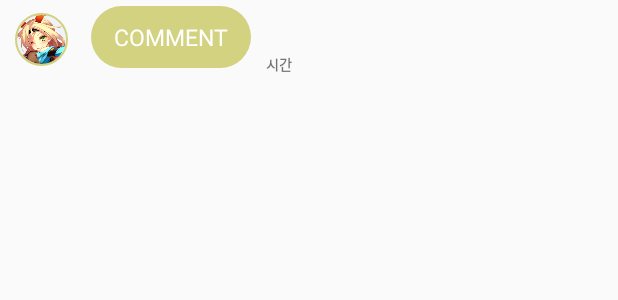
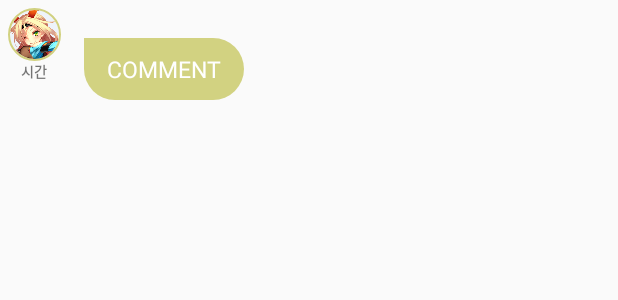
Before and after one commit to fkfmzm771/AduinoProject, an Android app: the layout view_item_layout.xml on its own in the app's theme, with its tools: preview values and no code run, on a phone screen of 412 x 824 dp. Shown: the top 300 px of the screen. Run offline under Robolectric (Android 15) with nearby library versions, the light colour scheme and no system bars.

Commit message:
유튜브 첫시도 실패1 리스트뷰 >> 카드뷰 변환중

```diff
--- a/app/build.gradle
+++ b/app/build.gradle
@@ -14,6 +14,8 @@ android {
 
     repositories {
         jcenter()
+        //로딩 애니메이션
+        maven { url "https://jitpack.io" }
 
     }
 
@@ -56,6 +58,8 @@ dependencies {
     implementation 'com.google.code.gson:gson:2.3'
     implementation 'commons-io:commons-io:2.4'
     implementation 'de.hdodenhof:circleimageview:2.2.0'
+    //로딩 애니메이션
+    compile 'com.github.ybq:Android-SpinKit:1.1.0'
 }
 
 
--- a/app/src/main/java/naveropenapi/example/com/aduinoproject/VoiceApi/TestReceiver.java
+++ b/app/src/main/java/naveropenapi/example/com/aduinoproject/VoiceApi/TestReceiver.java
@@ -9,7 +9,7 @@ import android.util.Log;
 
 import java.util.ArrayList;
 
-import naveropenapi.example.com.aduinoproject.MainActivity;
+import naveropenapi.example.com.aduinoproject.DB.FragChat;
 
 public class TestReceiver extends BroadcastReceiver {
 
@@ -35,8 +35,7 @@ public class TestReceiver extends BroadcastReceiver {
             Log.e(TAG, "onResults text : " + matches.get(i));
             if (matches.get(i).equals("미사키 안녕")) {
                 Log.e(TAG, "onResults text : " + "네 주인님");
-                VoiceRecoService voice = voice.mHdrVoiceRecoState.removeMessages(0);
-                MainActivity.D_FLOW.button_Clicked();
+                FragChat.mDialogFlow.button_Clicked();
             }
 
         }
--- a/app/src/main/res/drawable/back_misaki.xml
+++ b/app/src/main/res/drawable/back_misaki.xml
@@ -1,6 +1,9 @@
 <?xml version="1.0" encoding="utf-8"?>
 <shape xmlns:android="http://schemas.android.com/apk/res/android" android:shape="rectangle" >
     <solid android:color="#d2d281" />
-    <corners android:radius="25dp"/>
+    <corners
+        android:bottomRightRadius="25dp"
+        android:bottomLeftRadius="25dp"
+        android:topRightRadius="25dp"/>
 
 </shape>
--- a/app/src/main/res/layout/app_bar_drower.xml
+++ b/app/src/main/res/layout/app_bar_drower.xml
@@ -31,6 +31,6 @@
         android:layout_height="wrap_content"
         android:layout_gravity="bottom|end"
         android:layout_margin="@dimen/fab_margin"
-        android:src="@drawable/f_button_voice" />
+        android:src="@drawable/f_button_chat" />
 
 </android.support.design.widget.CoordinatorLayout>
--- a/app/src/main/res/layout/view_item_layout.xml
+++ b/app/src/main/res/layout/view_item_layout.xml
@@ -1,40 +1,55 @@
 <?xml version="1.0" encoding="utf-8"?>
 <LinearLayout xmlns:android="http://schemas.android.com/apk/res/android"
-              android:layout_width="match_parent"
+              android:layout_width="wrap_content"
               android:layout_height="wrap_content"
               android:orientation="vertical">
 
     <LinearLayout
         android:layout_width="match_parent"
         android:layout_height="wrap_content"
-        android:layout_marginLeft="10dp"
-        android:layout_marginRight="10dp"
-        android:gravity="center_vertical"
+        android:layout_marginLeft="5dp"
+        android:layout_marginRight="5dp"
+        android:layout_marginTop="5dp"
         android:orientation="horizontal">
 
+
+        <LinearLayout
+            android:orientation="vertical"
+            android:layout_width="wrap_content"
+            android:layout_height="wrap_content">
 
             <de.hdodenhof.circleimageview.CircleImageView
                 xmlns:app="http://schemas.android.com/apk/res-auto"
                 android:id="@+id/profile_image"
                 android:layout_width="35dp"
                 android:layout_height="35dp"
-            android:layout_marginBottom="5dp"
-            android:layout_gravity="bottom"
+                android:layout_gravity="top"
                 android:src="@drawable/unitychan"
                 app:civ_border_color="#d1d180"
                 app:civ_border_width="1dp"/>
+
+            <TextView
+                android:id="@+id/chat_time"
+                android:layout_width="wrap_content"
+                android:layout_height="wrap_content"
+                android:layout_gravity="center"
+                android:gravity="center"
+                android:includeFontPadding="false"
+                android:text="시간"
+                android:textSize="9dp"
+                android:textStyle="bold"/>
+        </LinearLayout>
 
 
         <TextView
             android:id="@+id/chat_comment"
             android:layout_width="wrap_content"
             android:layout_height="wrap_content"
-            android:layout_marginTop="4dp"
             android:layout_marginBottom="4dp"
             android:layout_marginLeft="15dp"
             android:layout_marginRight="10dp"
+            android:layout_marginTop="20dp"
             android:background="@drawable/back_misaki"
-            android:gravity="center_vertical"
             android:paddingBottom="10dp"
             android:paddingLeft="15dp"
             android:paddingRight="15dp"
@@ -43,21 +58,7 @@
             android:textColor="#ffffff"
             android:textSize="15dp"/>
 
-        <TextView
-            android:id="@+id/chat_time"
-            android:layout_width="wrap_content"
-            android:layout_height="wrap_content"
-            android:layout_gravity="bottom"
-            android:gravity="left"
-            android:includeFontPadding="false"
-            android:text="시간"
-            android:textSize="9dp"
-            android:textStyle="bold"/>
-
 
     </LinearLayout>
 
-    <LinearLayout
-        android:layout_width="match_parent"
-        android:layout_height="5dp"/>
 </LinearLayout>
--- a/build.gradle
+++ b/build.gradle
@@ -7,7 +7,7 @@ buildscript {
         jcenter()
     }
     dependencies {
-        classpath 'com.android.tools.build:gradle:3.0.1'
+        classpath 'com.android.tools.build:gradle:3.1.3'
 
 //hi
         // NOTE: Do not place your application dependencies here; they belong
```
Also changed, not shown: app/src/main/AndroidManifest.xml (+17 -18 lines), app/src/main/java/naveropenapi/example/com/aduinoproject/DB/DialogFlow.java (+4 -6 lines), app/src/main/java/naveropenapi/example/com/aduinoproject/DB/FragChat.java (+10 -4 lines), app/src/main/java/naveropenapi/example/com/aduinoproject/MainActivity.java (+11 -14 lines), app/src/main/java/naveropenapi/example/com/aduinoproject/VoiceApi/VoiceRecoService.java (+15 -5 lines), app/src/main/res/drawable/back_user.xml (+8 -4 lines), app/src/main/res/drawable/f_button_chat.xml (added, +9 -0 lines), app/src/main/res/layout/view_item_mylayout.xml (+21 -32 lines), gradle/wrapper/gradle-wrapper.properties. Lines whose indentation alone changed are shown as unchanged.
